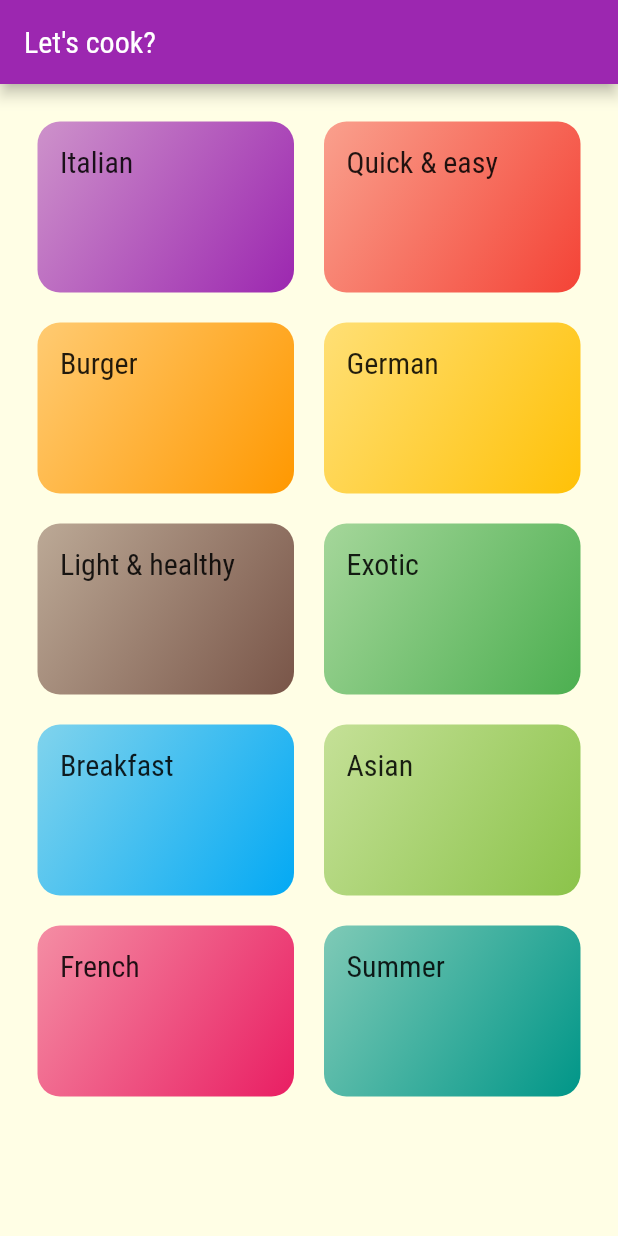
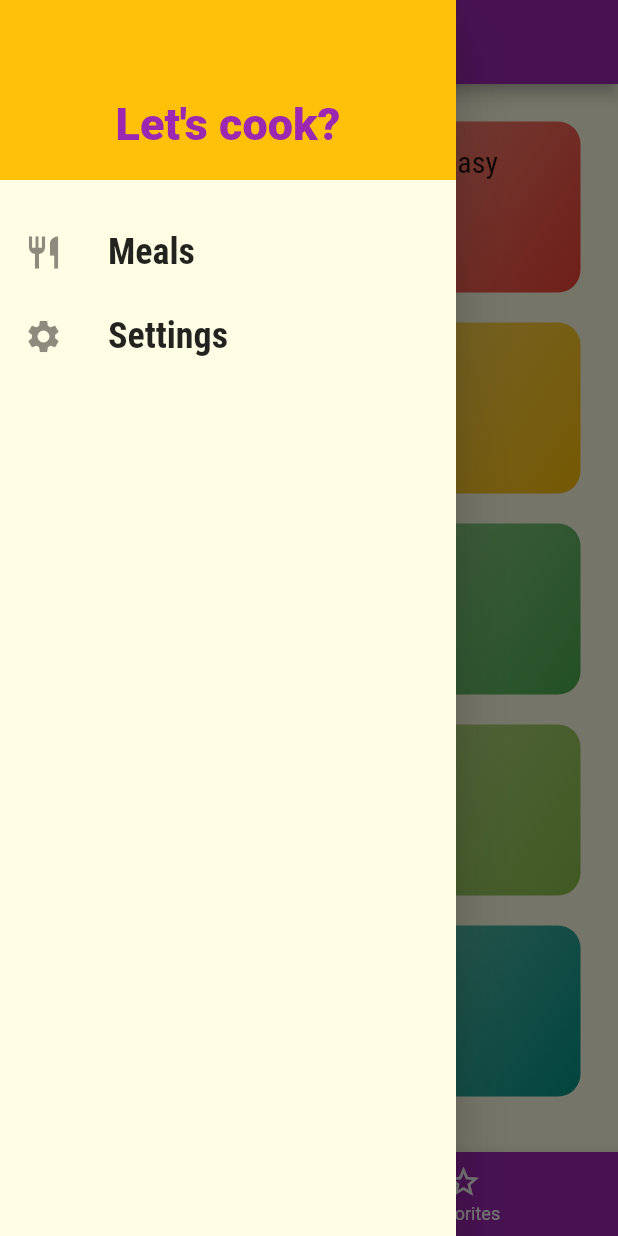
Before and after one commit to oElberte/meals, a Flutter app: the screen it shows after launch, with the side drawer open (before the commit the screen has no drawer), on a phone screen of 412 x 824 dp. Run offline on Flutter 3.47's test engine with Material 2 defaults, Android fonts, the phone set to English and light mode, and no system bars.

```diff
--- /dev/null
+++ b/lib/components/main_drawer.dart
@@ -0,0 +1,61 @@
+import 'package:flutter/material.dart';
+import '../utils/app_routes.dart';
+
+class MainDrawer extends StatelessWidget {
+  const MainDrawer({Key? key}) : super(key: key);
+
+  Widget _createItem(IconData icon, String label, Function onTap) {
+    return ListTile(
+      leading: Icon(
+        icon,
+        size: 26,
+      ),
+      title: Text(
+        label,
+        style: const TextStyle(
+          fontFamily: 'RobotoCondensed',
+          fontSize: 24,
+          fontWeight: FontWeight.bold,
+        ),
+      ),
+      onTap: onTap as void Function(),
+    );
+  }
+
+  @override
+  Widget build(BuildContext context) {
+    return Drawer(
+      child: Column(
+        children: [
+          Container(
+            height: 120,
+            width: double.infinity,
+            padding: const EdgeInsets.all(20),
+            color: Theme.of(context).colorScheme.secondary,
+            alignment: Alignment.bottomCenter,
+            child: Text(
+              "Let's cook?",
+              style: TextStyle(
+                fontWeight: FontWeight.w900,
+                fontSize: 30,
+                color: Theme.of(context).colorScheme.primary,
+              ),
+            ),
+          ),
+          const SizedBox(height: 20),
+          _createItem(
+            Icons.restaurant,
+            'Meals',
+            () => Navigator.of(context).pushReplacementNamed(AppRoutes.home),
+          ),
+          _createItem(
+            Icons.settings,
+            'Settings',
+            () =>
+                Navigator.of(context).pushReplacementNamed(AppRoutes.settings),
+          ),
+        ],
+      ),
+    );
+  }
+}
--- a/lib/main.dart
+++ b/lib/main.dart
@@ -1,7 +1,10 @@
 import 'package:flutter/material.dart';
-import 'screens/categories_screen.dart';
+
 import 'screens/categories_meals_screen.dart';
 import 'screens/meal_detail_screen.dart';
+import 'screens/tabs_screen.dart';
+import 'screens/settings_screen.dart';
+
 import 'utils/app_routes.dart';
 
 void main() => runApp(const MyApp());
@@ -29,9 +32,10 @@ class MyApp extends StatelessWidget {
             ),
       ),
       routes: {
-        AppRoutes.home: (ctx) => const CategoriesScreen(),
+        AppRoutes.home: (ctx) => const TabsScreen(),
         AppRoutes.categoriesMeals: (ctx) => const CategoriesMealsScreen(),
         AppRoutes.mealDetail: (ctx) => const MealDetailScreen(),
+        AppRoutes.settings: (ctx) => const SettingsScreen(),
       },
     );
   }
--- a/lib/screens/categories_screen.dart
+++ b/lib/screens/categories_screen.dart
@@ -7,11 +7,7 @@ class CategoriesScreen extends StatelessWidget {
 
   @override
   Widget build(BuildContext context) {
-    return Scaffold(
-      appBar: AppBar(
-        title: const Text("Let's cook?"),
-      ),
-      body: GridView.builder(
+    return GridView.builder(
       padding: const EdgeInsets.all(25),
       gridDelegate: const SliverGridDelegateWithMaxCrossAxisExtent(
         maxCrossAxisExtent: 200,
@@ -24,7 +20,6 @@ class CategoriesScreen extends StatelessWidget {
         final dummy = dummyCategories[index];
         return CategoryItem(dummy);
       },
-      ),
     );
   }
 }
--- /dev/null
+++ b/lib/screens/favorite_screen.dart
@@ -0,0 +1,12 @@
+import 'package:flutter/material.dart';
+
+class FavoriteScreen extends StatelessWidget {
+  const FavoriteScreen({Key? key}) : super(key: key);
+
+  @override
+  Widget build(BuildContext context) {
+    return Center(
+      child: Text('Favorite meals'),
+    );
+  }
+}
--- /dev/null
+++ b/lib/screens/settings_screen.dart
@@ -0,0 +1,19 @@
+import 'package:flutter/material.dart';
+import '../components/main_drawer.dart';
+
+class SettingsScreen extends StatelessWidget {
+  const SettingsScreen({Key? key}) : super(key: key);
+
+  @override
+  Widget build(BuildContext context) {
+    return Scaffold(
+      appBar: AppBar(
+        title: const Text('Settings'),
+      ),
+      drawer: const MainDrawer(),
+      body: const Center(
+        child: Text('Settings'),
+      ),
+    );
+  }
+}
--- /dev/null
+++ b/lib/screens/tabs_screen.dart
@@ -0,0 +1,59 @@
+import 'package:flutter/material.dart';
+import 'categories_screen.dart';
+import 'favorite_screen.dart';
+import '../components/main_drawer.dart';
+
+class TabsScreen extends StatefulWidget {
+  const TabsScreen({Key? key}) : super(key: key);
+
+  @override
+  State<TabsScreen> createState() => _TabsScreenState();
+}
+
+class _TabsScreenState extends State<TabsScreen> {
+  int _selectedScreenIndex = 0;
+  final List<String> _titles = [
+    'Category list',
+    'My favorites',
+  ];
+  final List<Widget> _screens = [
+    const CategoriesScreen(),
+    const FavoriteScreen(),
+  ];
+
+  _selectScreen(int index) {
+    setState(() {
+      _selectedScreenIndex = index;
+    });
+  }
+
+  @override
+  Widget build(BuildContext context) {
+    return Scaffold(
+      appBar: AppBar(
+        title: Text(_titles[_selectedScreenIndex]),
+      ),
+      drawer: const MainDrawer(),
+      body: _screens[_selectedScreenIndex],
+      bottomNavigationBar: BottomNavigationBar(
+        onTap: _selectScreen,
+        backgroundColor: Theme.of(context).colorScheme.primary,
+        unselectedItemColor: Colors.white,
+        selectedItemColor: Theme.of(context).colorScheme.secondary,
+        currentIndex: _selectedScreenIndex,
+        items: const [
+          BottomNavigationBarItem(
+            icon: Icon(Icons.category_outlined),
+            activeIcon: Icon(Icons.category),
+            label: 'Categories',
+          ),
+          BottomNavigationBarItem(
+            icon: Icon(Icons.star_border),
+            activeIcon: Icon(Icons.star),
+            label: 'Favorites',
+          ),
+        ],
+      ),
+    );
+  }
+}
--- a/lib/utils/app_routes.dart
+++ b/lib/utils/app_routes.dart
@@ -2,4 +2,5 @@ class AppRoutes {
   static const home = '/';
   static const categoriesMeals = '/categories-meals';
   static const mealDetail = '/meal-detail';
+  static const settings = '/settings';
 }
```
Lines whose indentation alone changed are shown as unchanged.
